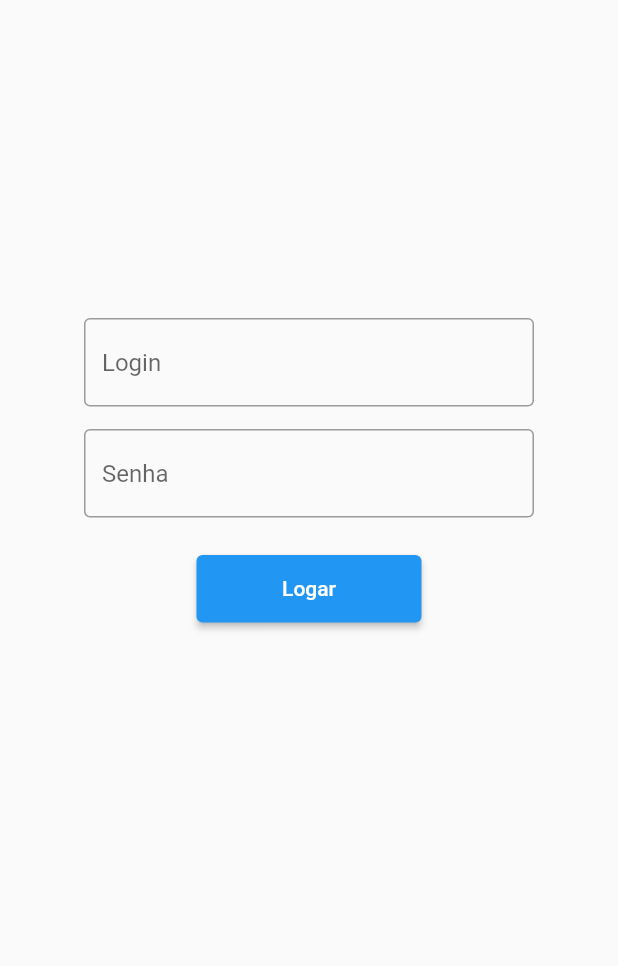
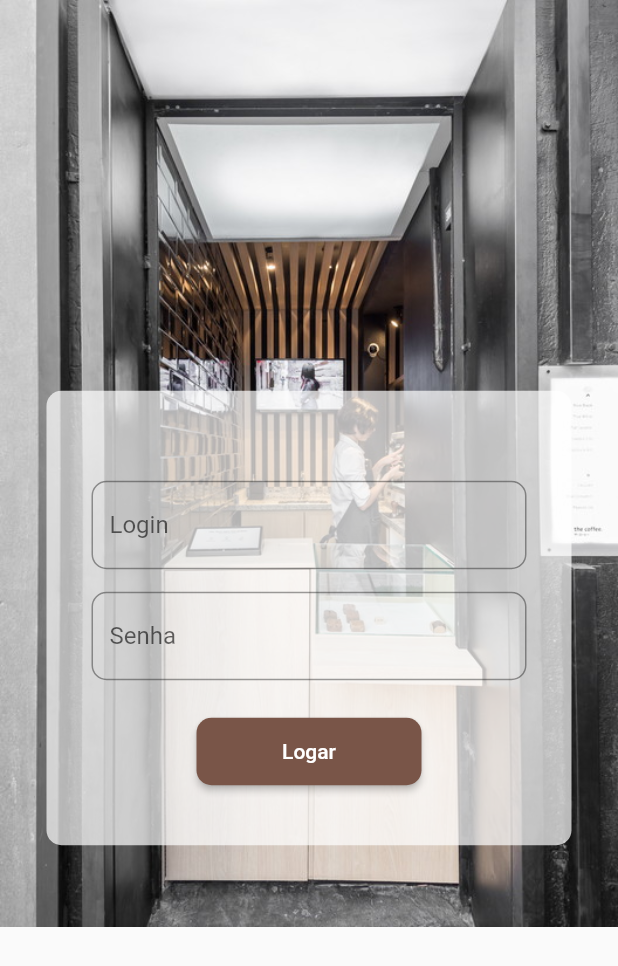
Before and after one commit to MatheusPitsch/coffe_app_store, a Flutter app: the screen it shows after launch, on a phone screen of 412 x 824 dp. Shown: the top 966 px of the screen. Run offline on Flutter 3.47's test engine with Material 2 defaults, Android fonts, the phone set to English and light mode, and no system bars.

Commit message:
[change] create login page

```diff
--- a/lib/app/login_page.dart
+++ b/lib/app/login_page.dart
@@ -1,4 +1,6 @@
 import 'package:flutter/material.dart';
+
+import 'home_page.dart';
 
 class LoginPage extends StatelessWidget {
   const LoginPage({Key? key}) : super(key: key);
@@ -6,28 +8,49 @@ class LoginPage extends StatelessWidget {
   @override
   Widget build(BuildContext context) {
     return Scaffold(
-      body: Center(
+      body: SafeArea(
+        child: Stack(
+          children: [
+            Positioned(
+              child: Image.asset(
+                'assets/EM_180403_BC_5013.jpg',
+              ),
+            ),
+            Center(
               child: Column(
                 mainAxisAlignment: MainAxisAlignment.center,
                 children: [
-            SizedBox(
-              width: 300,
-              height: 400,
+                  Container(
+                    width: 350,
+                    padding: const EdgeInsets.only(
+                      left: 30,
+                      right: 30,
+                      top: 60,
+                      bottom: 40,
+                    ),
+                    decoration: BoxDecoration(
+                      color: Colors.white70,
+                      borderRadius: BorderRadius.circular(10),
+                    ),
                     child: Column(
                       children: [
-                  const TextField(
+                        TextField(
                           decoration: InputDecoration(
                             hintText: "Login",
-                      border: OutlineInputBorder(),
+                            border: OutlineInputBorder(
+                              borderRadius: BorderRadius.circular(10),
+                            ),
                           ),
                         ),
                         const SizedBox(
                           height: 15,
                         ),
-                  const TextField(
+                        TextField(
                           decoration: InputDecoration(
                             hintText: "Senha",
-                      border: OutlineInputBorder(),
+                            border: OutlineInputBorder(
+                              borderRadius: BorderRadius.circular(10),
+                            ),
                           ),
                         ),
                         const SizedBox(
@@ -37,8 +60,22 @@ class LoginPage extends StatelessWidget {
                           width: 150,
                           height: 45,
                           child: ElevatedButton(
-                      onPressed: () {},
+                            style: ElevatedButton.styleFrom(
+                              primary: Colors.brown,
+                              shape: RoundedRectangleBorder(
+                                borderRadius: BorderRadius.circular(10),
+                              ),
+                            ),
+                            onPressed: () {
+                              Navigator.of(context).push(
+                                MaterialPageRoute(
+                                    builder: (context) => const HomePage()),
+                              );
+                            },
                             child: const Text("Logar"),
+                          ),
+                        ),
+                      ],
                     ),
                   ),
                 ],
--- a/lib/main.dart
+++ b/lib/main.dart
@@ -1,6 +1,6 @@
+import 'package:coffe_store_app/app/home_page.dart';
 import 'package:coffe_store_app/app/login_page.dart';
 import 'package:flutter/material.dart';
-
 
 void main() {
   runApp(const MyApp());
```
Also changed, not shown: lib/app/home_page.dart (+36 -21 lines), assets/EM_180403_BC_5013.jpg (added), assets/FEATURED_IMAGE.jpg (added). Lines whose indentation alone changed are shown as unchanged.
